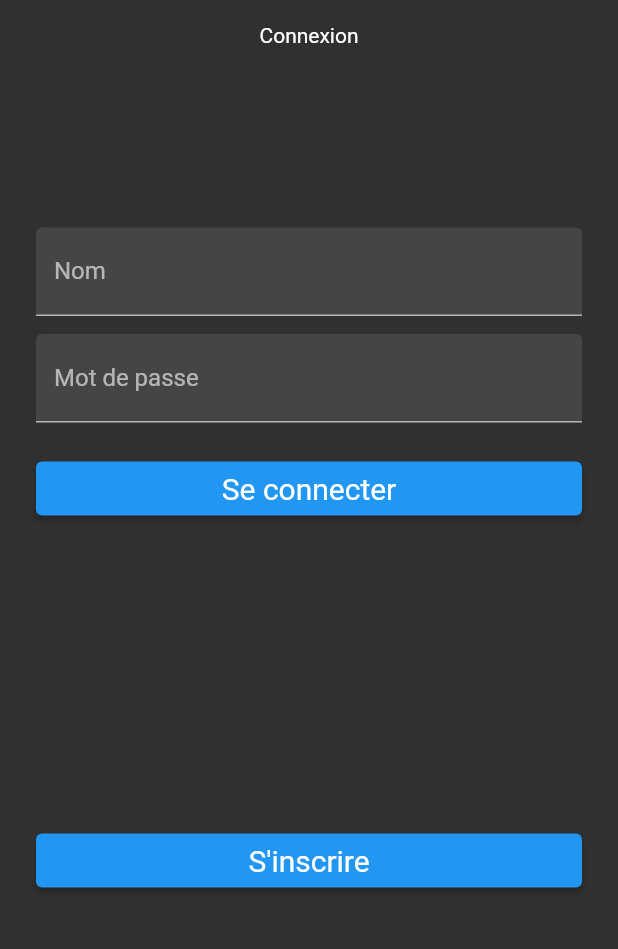
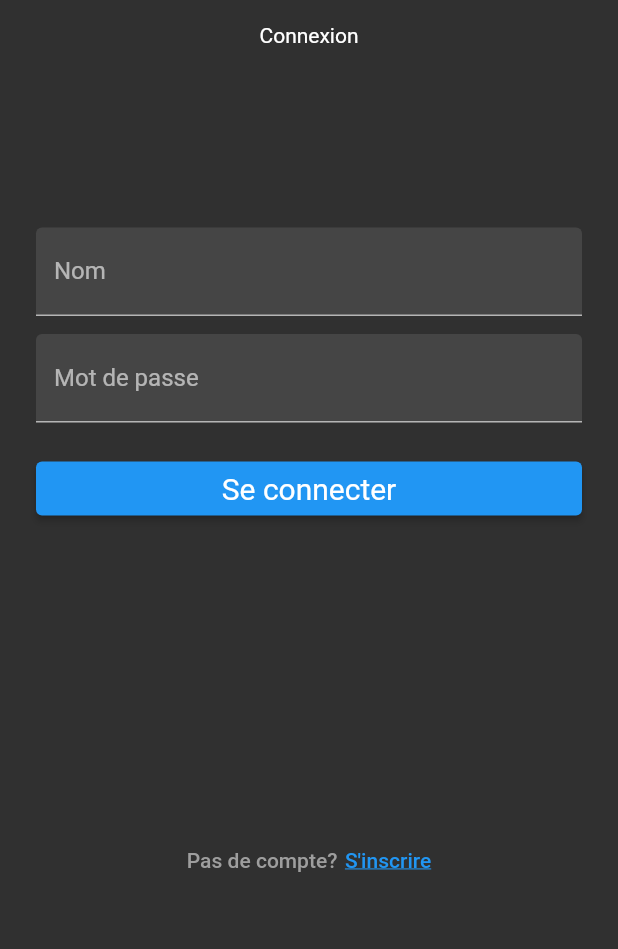
Before and after one commit to Samisann/social_network, a Flutter app: the screen it shows after launch, after a tap on "Commencer maintenant", on a phone screen of 412 x 824 dp, the part 236-1185 px from its top. Run offline on Flutter 3.47's test engine with Material 2 defaults, Android fonts, the phone set to English and light mode, and no system bars; network calls fail; Roboto replaces fonts that are missing (Poppins).

```diff
--- a/social_network/lib/login.dart
+++ b/social_network/lib/login.dart
@@ -69,10 +69,28 @@ class _LoginPageState extends State<LoginPage> {
             //full width button
 
             const SizedBox(height: 200.0),
-            ElevatedButton(
-                style: style,
-                onPressed: (() => {_nextPage(context, Register())}),
-                child: Text('S\'inscrire')),
+            TextButton(
+  onPressed: (() => {_nextPage(context, Register())}),
+  child: Row(
+    mainAxisAlignment: MainAxisAlignment.center,
+    children: [
+      Text(
+        'Pas de compte?',
+        style: TextStyle(
+          color: Colors.grey,
+        ),
+      ),
+      SizedBox(width: 5),
+      Text(
+        'S\'inscrire',
+        style: TextStyle(
+          decoration: TextDecoration.underline, // Ajoute un soulignement au texte
+        ),
+      ),
+    ],
+  ),
+)
+,
           ],
         ),
       ),
--- a/social_network/pubspec.yaml
+++ b/social_network/pubspec.yaml
@@ -68,6 +68,7 @@ flutter:
   assets:
     - assets/images/image_splash.png
     - assets/images/logo.png
+    - assets/images/profile_picture.jpg
 
   # An image asset can refer to one or more resolution-specific "variants", see
   # https://flutter.dev/assets-and-images/#resolution-aware
```
Also changed, not shown: social_network/lib/Home.dart (+7 -1 lines), social_network/lib/event.dart (added, +18 -0 lines), social_network/lib/profile.dart (added, +100 -0 lines), social_network/lib/sign_out.dart (added, +23 -0 lines), 1 other file.
